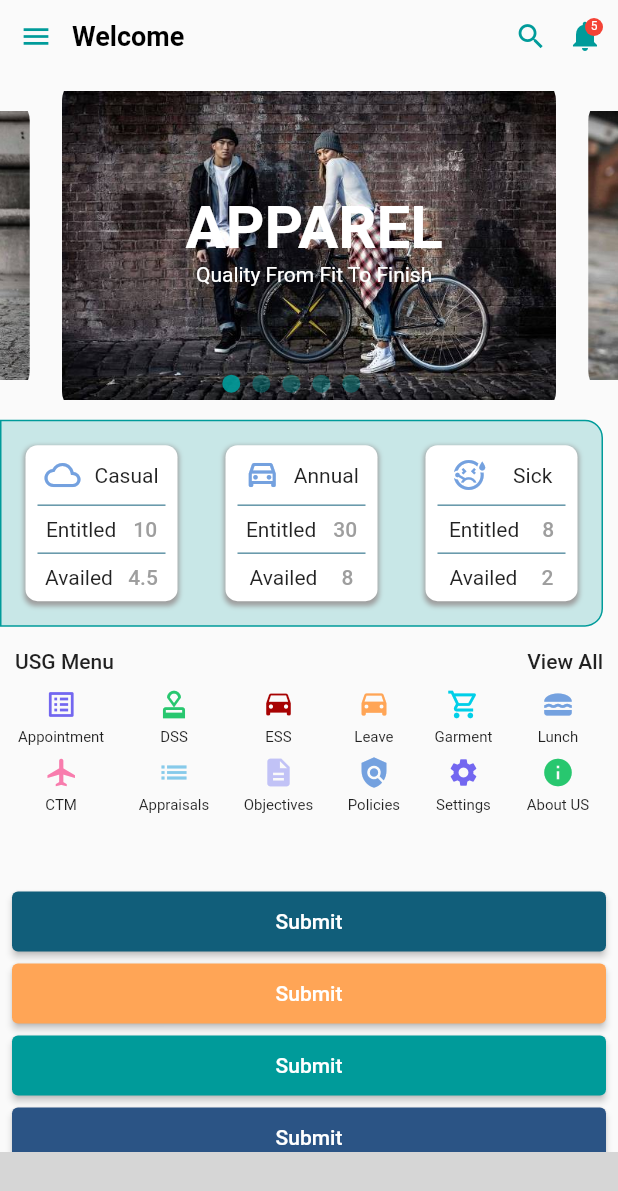
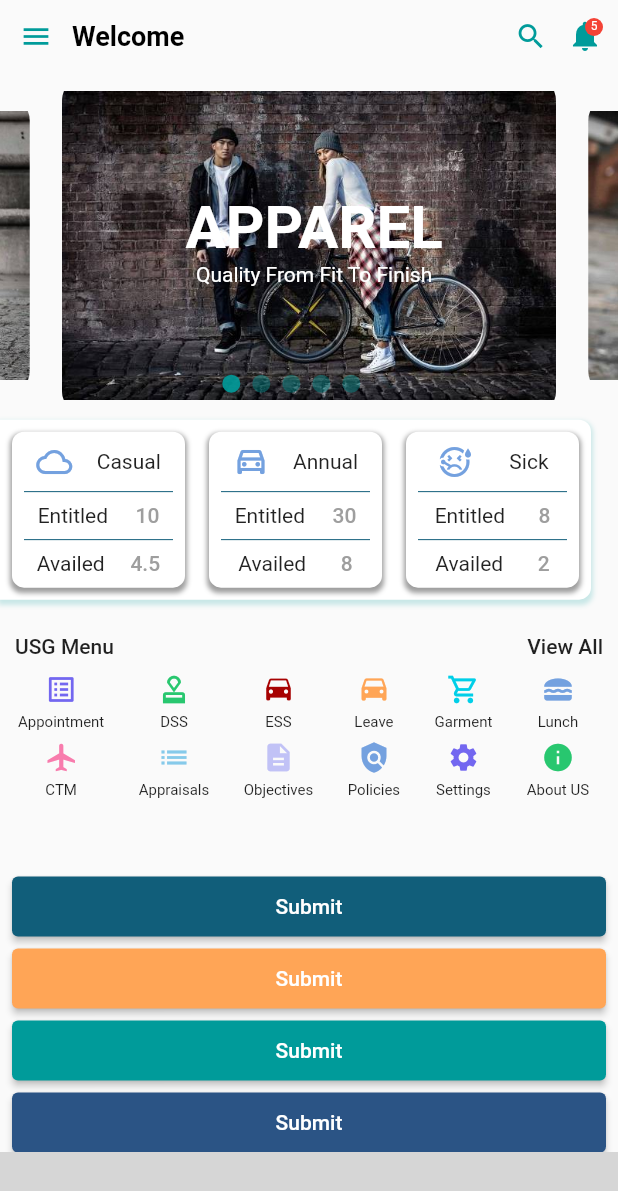
Before and after one commit to javedmughal-058/flutter_crud_with_laravel_api, a Flutter app: the screen it shows after launch, on a phone screen of 412 x 824 dp. Shown: the top 1191 px of the screen. Run offline on Flutter 3.47's test engine with Material 2 defaults, Android fonts, the phone set to English and light mode, and no system bars; drawn by our look-alikes of carousel_slider; our stand-ins replace bubble, easy_sidemenu, get, lottie, page_transition, swipeable_button_view; missing offline and left inert: bottom_bar_with_sheet; statements that could not run were skipped; grey boxes are pictures that could not be loaded.

Commit message:
Update StartPage.dart

```diff
--- a/lib/views/StartPage.dart
+++ b/lib/views/StartPage.dart
@@ -225,15 +225,31 @@ class _StartPageState extends State<StartPage> with TickerProviderStateMixin {
                 ],
               ),
               Container(
-                margin: EdgeInsets.fromLTRB(0, 0, 10, 10),
+                margin: EdgeInsets.fromLTRB(0, 0, 18, 18),
                 decoration: BoxDecoration(
-                    color: Theme.of(context).primaryColor.withOpacity(0.2),
+                    boxShadow: [
+                      BoxShadow(
+                        color: Theme.of(context).primaryColor.withOpacity(0.2),
+                        spreadRadius: 1,
+                        blurRadius: 2,
+                        offset: const Offset(0, 2), // changes position of shadow
+                      ),
+                    ],
+                    color: Colors.white,
                     borderRadius: const BorderRadius.only(
-                        topRight: Radius.circular(12),
-                        bottomRight: Radius.circular(12)),
-                    border: Border.all(color: Theme.of(context).primaryColor)),
+                        topRight: Radius.circular(8),
+                        bottomRight: Radius.circular(8)),
+                    //border: Border.all(color: Theme.of(context).primaryColor)
+                ),
+
+                //2
+                // decoration: BoxDecoration(
+                //     color: Theme.of(context).primaryColor.withOpacity(0.2),
+                //     borderRadius: const BorderRadius.only(
+                //         topRight: Radius.circular(8),
+                //         bottomRight: Radius.circular(8)),
+                //     border: Border.all(color: Theme.of(context).primaryColor)),
                 child: Row(
-                  mainAxisAlignment: MainAxisAlignment.spaceBetween,
                   children: const [
                     Expanded(
                       child: _CustomBalanceCard(
@@ -350,7 +366,6 @@ class _StartPageState extends State<StartPage> with TickerProviderStateMixin {
                               context: context, builder: (BuildContext context){
                             return Container(
                               decoration: BoxDecoration(
-
                                 borderRadius: BorderRadius.circular(20)
                               ),
                               margin: const EdgeInsets.all(50),
@@ -486,7 +501,7 @@ class _CustomBalanceCard extends StatelessWidget {
     Color _color3 = const Color(0xff009b9a);
     Color _color4 = const Color(0xff2b5485);
     return Container(
-      margin: const EdgeInsets.all(16),
+      margin: const EdgeInsets.all(8),
       decoration: BoxDecoration(
           //1
 
```
